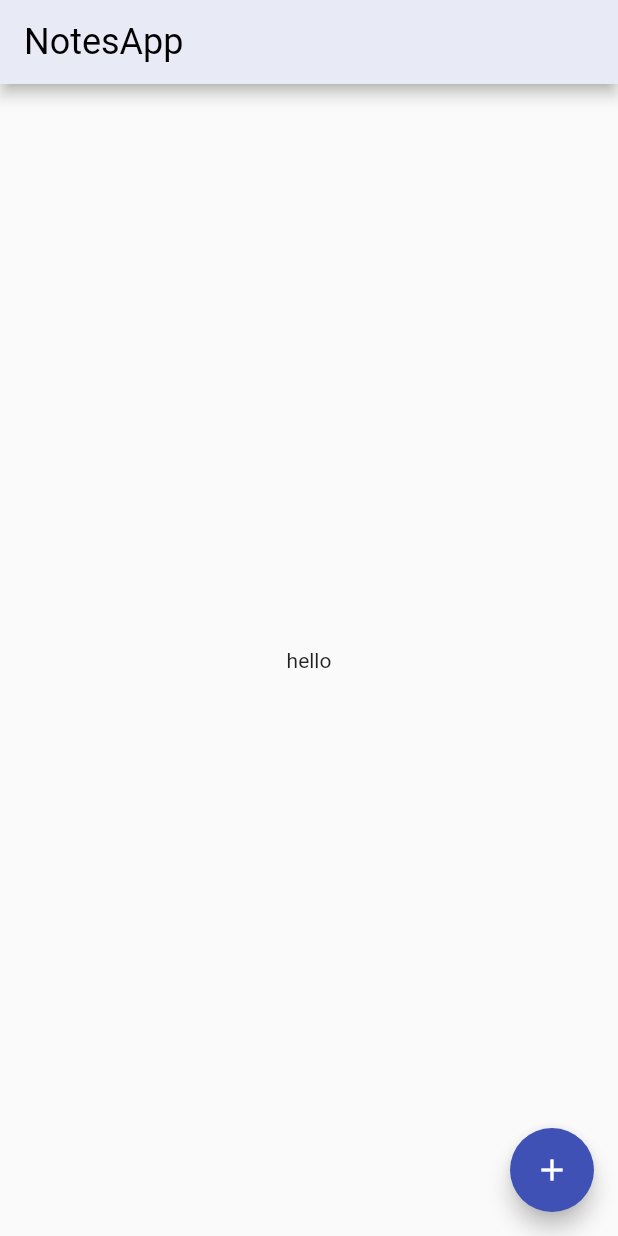
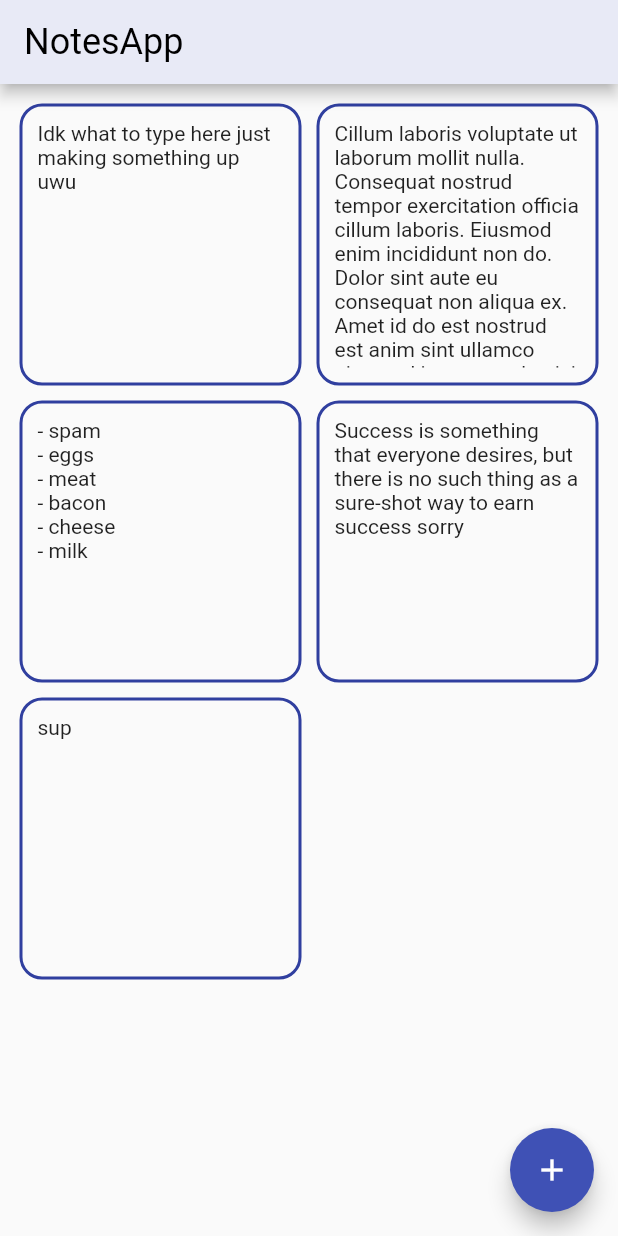
Before and after one commit to tusharsadhwani/notes, a Flutter app: the screen it shows after launch, on a phone screen of 412 x 824 dp. Run offline on Flutter 3.47's test engine with Material 2 defaults, Android fonts, the phone set to English and light mode, and no system bars; our stand-ins replace google_fonts.

Commit message:
added notes

```diff
--- a/lib/screens/notes_screen.dart
+++ b/lib/screens/notes_screen.dart
@@ -1,6 +1,7 @@
 import 'package:flutter/material.dart';
 
 import 'new_note_screen.dart';
+import '../widgets/note.dart';
 
 class NotesScreen extends StatefulWidget {
   NotesScreen({Key key, @required this.title}) : super(key: key);
@@ -11,6 +12,31 @@ class NotesScreen extends StatefulWidget {
 }
 
 class _NotesScreenState extends State<NotesScreen> {
+  var notes = [
+    {
+      'title': "Test Note",
+      'body': "Idk what to type here just making something up uwu",
+    },
+    {
+      'title': "Lorem Big",
+      'body':
+          "Cillum laboris voluptate ut laborum mollit nulla. Consequat nostrud tempor exercitation officia cillum laboris. Eiusmod enim incididunt non do. Dolor sint aute eu consequat non aliqua ex. Amet id do est nostrud est anim sint ullamco eiusmod in commodo nisi occaecat. Reprehenderit eiusmod consequat esse voluptate laboris excepteur velit est ad. Esse velit in nulla amet mollit aute. Pariatur laborum exercitation reprehenderit id adipisicing ut cillum.",
+    },
+    {
+      'title': "Groceries",
+      'body': "- spam\n- eggs\n- meat\n- bacon\n- cheese\n- milk",
+    },
+    {
+      'title': "Big title note: 10 step plan to success",
+      'body':
+          "Success is something that everyone desires, but there is no such thing as a sure-shot way to earn success sorry",
+    },
+    {
+      'title': "yo",
+      'body': "sup",
+    },
+  ];
+
   @override
   Widget build(BuildContext context) {
     return Scaffold(
@@ -19,8 +45,15 @@ class _NotesScreenState extends State<NotesScreen> {
           widget.title,
         ),
       ),
-      body: Center(
-        child: Text('hello'),
+      body: Padding(
+        padding: const EdgeInsets.all(8.0),
+        child: GridView.builder(
+          gridDelegate:
+              SliverGridDelegateWithFixedCrossAxisCount(crossAxisCount: 2),
+          itemBuilder: (ctx, idx) =>
+              Note(notes[idx]['title'], notes[idx]['body']),
+          itemCount: notes.length,
+        ),
       ),
       floatingActionButton: FloatingActionButton(
         onPressed: () =>
--- /dev/null
+++ b/lib/widgets/note.dart
@@ -0,0 +1,19 @@
+import 'package:flutter/material.dart';
+
+class Note extends StatelessWidget {
+  final String title, body;
+  Note(this.title, this.body);
+  @override
+  Widget build(BuildContext context) {
+    return Container(
+      margin: const EdgeInsets.all(5.0),
+      padding: const EdgeInsets.all(10.0),
+      decoration: BoxDecoration(
+        border:
+            Border.all(width: 2.0, color: Theme.of(context).primaryColorDark),
+        borderRadius: BorderRadius.circular(15.0),
+      ),
+      child: Text(body),
+    );
+  }
+}
```
